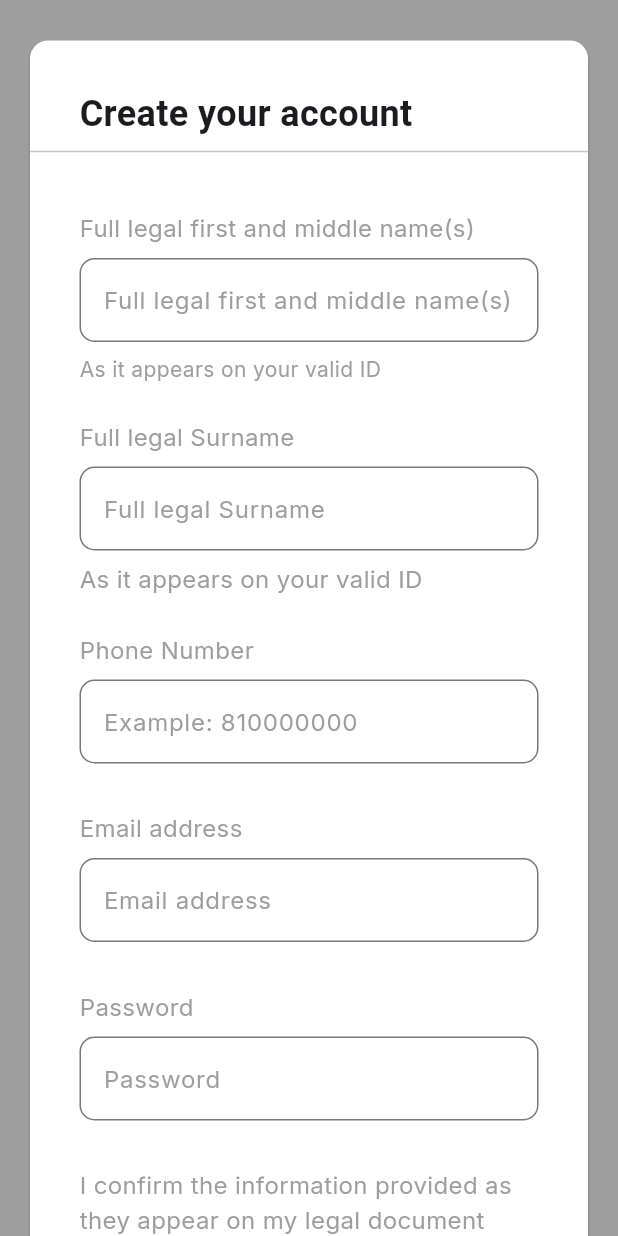
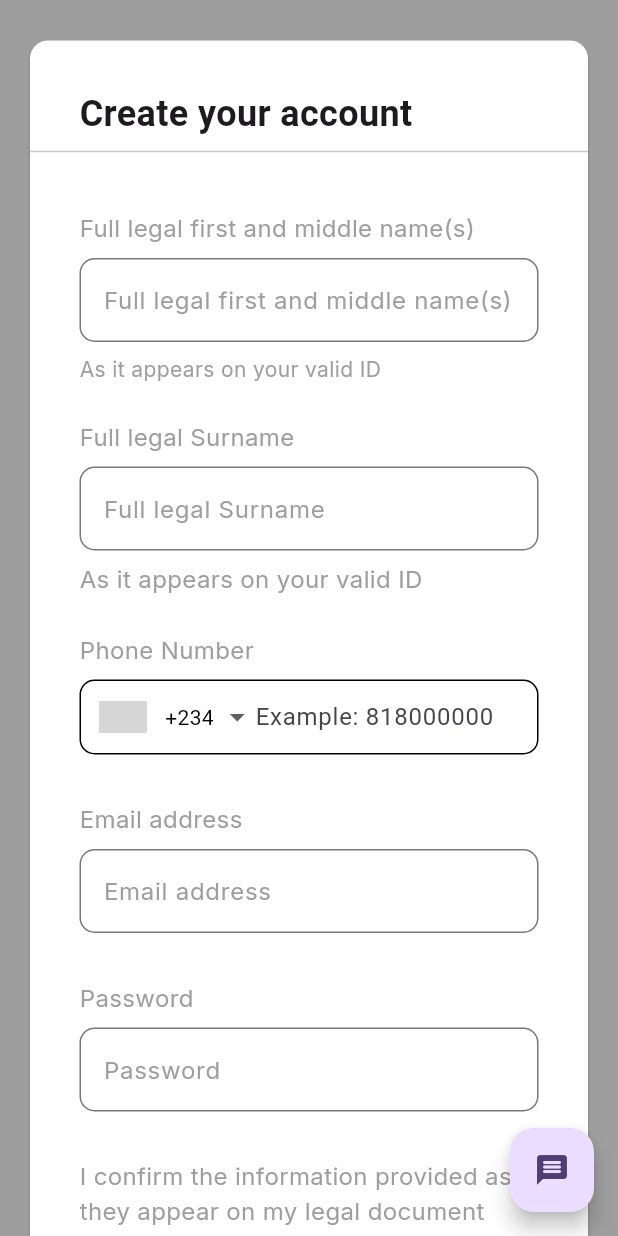
Before and after one commit to QuadlcorE/Flutter-forms, a Flutter app: the screen it shows after launch, on a phone screen of 412 x 824 dp. Run offline on Flutter 3.47's test engine with Material 2 defaults, Android fonts, the phone set to English and light mode, and no system bars; drawn by our look-alikes of intl_phone_number_input; our stand-ins replace google_fonts; grey boxes are pictures that could not be loaded.

Commit message:
Fixed the phone number input a bit

```diff
--- a/flutter_forms/lib/form_layout.dart
+++ b/flutter_forms/lib/form_layout.dart
@@ -17,6 +17,9 @@ class _FormLayoutState extends State<FormLayout> {
   final TextEditingController _phoneNumber = TextEditingController();
   final TextEditingController _emailAddress = TextEditingController();
   final TextEditingController _password = TextEditingController();
+
+  String initialCountry = 'NG';
+  PhoneNumber number = PhoneNumber(isoCode: 'NG');
 
   @override
   Widget build(BuildContext context) {
@@ -149,26 +152,33 @@ class _FormLayoutState extends State<FormLayout> {
                 ),
                 Container(
                   margin: const EdgeInsets.only(top: 8, bottom: 8),
-                  child: TextFormField(
-                    controller: _phoneNumber,
+                  child: Container(
+                    decoration: BoxDecoration(
+                        border: Border.all(width: 1),
+                        borderRadius: BorderRadius.circular(10)),
+                    child: InternationalPhoneNumberInput(
+                      hintText: "Example: 818000000",
+                      onInputChanged: (PhoneNumber number) {},
                       validator: (value) {
                         if (value == null || value.isEmpty) {
                           return "This field cannot be empty";
                         }
                         return null;
                       },
-                    decoration: InputDecoration(
-                      hintStyle: GoogleFonts.inter(
-                        textStyle: const TextStyle(
-                          fontSize: 16,
-                          fontWeight: FontWeight.w400,
-                          color: Colors.grey,
-                        ),
-                      ),
-                      hintText: "Example: 810000000",
-                      border: OutlineInputBorder(
-                        borderRadius: BorderRadius.circular(10),
-                      ),
+                      maxLength: 11,
+                      selectorConfig: const SelectorConfig(
+                          selectorType: PhoneInputSelectorType.DROPDOWN,
+                          showFlags: true),
+                      ignoreBlank: false,
+                      autoValidateMode: AutovalidateMode.disabled,
+                      selectorTextStyle: const TextStyle(color: Colors.black),
+                      initialValue: number,
+                      textFieldController: _phoneNumber,
+                      formatInput: false,
+                      spaceBetweenSelectorAndTextField: 0,
+                      keyboardType: const TextInputType.numberWithOptions(
+                          signed: true, decimal: true),
+                      inputBorder: InputBorder.none,
                     ),
                   ),
                 ),
@@ -245,6 +255,7 @@ class _FormLayoutState extends State<FormLayout> {
                   margin: const EdgeInsets.only(top: 8, bottom: 8),
                   child: TextFormField(
                     obscureText: true,
+                    controller: _password,
                     validator: (value) {
                       if (value == null || value.isEmpty) {
                         return "This field cannot be empty";
--- a/flutter_forms/lib/intro_page.dart
+++ b/flutter_forms/lib/intro_page.dart
@@ -11,9 +11,9 @@ class IntroPage extends StatefulWidget {
 class _IntroPageState extends State<IntroPage> {
   @override
   Widget build(BuildContext context) {
-    return const Scaffold(
+    return Scaffold(
       backgroundColor: Colors.grey,
-      body: SafeArea(
+      body: const SafeArea(
         child: SingleChildScrollView(
           child: Center(
             child: Padding(
@@ -68,6 +68,10 @@ class _IntroPageState extends State<IntroPage> {
           ),
         ),
       ),
+      floatingActionButton: FloatingActionButton(
+        onPressed: () {},
+        child: const Icon(Icons.message_rounded),
+      ),
     );
   }
 }
```
Lines whose indentation alone changed are shown as unchanged.
